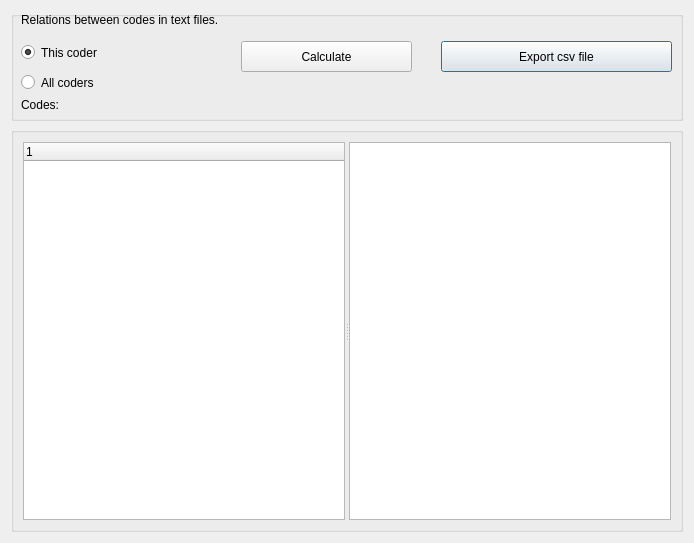
ccbogel/QualCoder, file GUI_UIs/ui_dialog_code_crossovers.ui: the form before one commit.
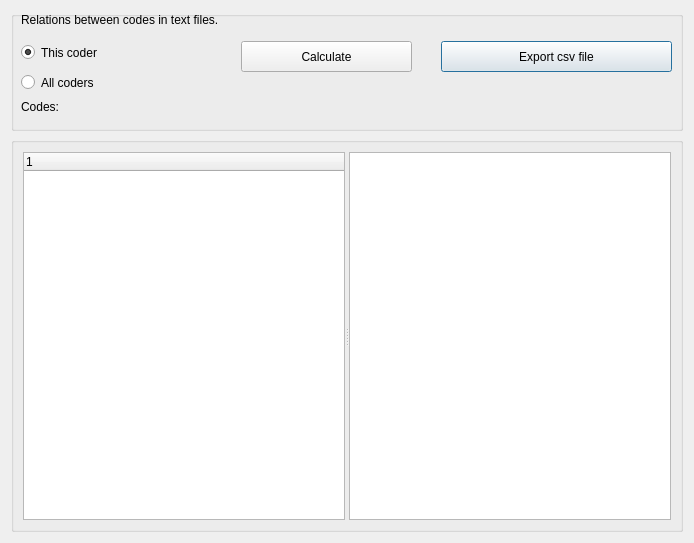
The form after the commit.

What changed in the file:
```diff
--- a/GUI_UIs/ui_dialog_code_crossovers.ui
+++ b/GUI_UIs/ui_dialog_code_crossovers.ui
@@ -22,13 +22,13 @@
      <property name="minimumSize">
       <size>
        <width>0</width>
-       <height>110</height>
+       <height>120</height>
       </size>
      </property>
      <property name="maximumSize">
       <size>
        <width>16777215</width>
-       <height>110</height>
+       <height>120</height>
       </size>
      </property>
      <property name="title">
@@ -93,8 +93,8 @@
        <rect>
         <x>10</x>
         <y>80</y>
-        <width>641</width>
-        <height>28</height>
+        <width>661</width>
+        <height>31</height>
        </rect>
       </property>
       <property name="text">
```
